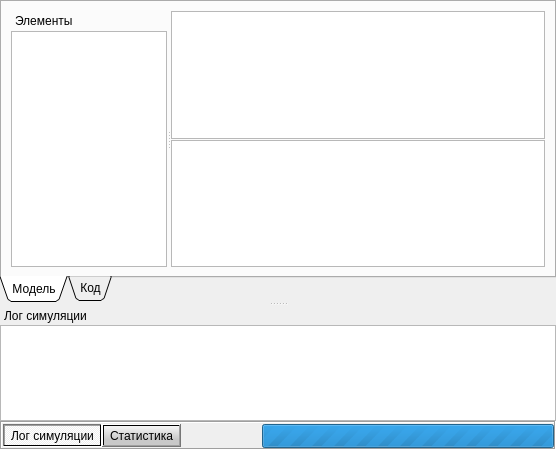
Before: the Qt Designer form interface/document.ui in alekseyl1992/qmb, drawn with Qt 5.
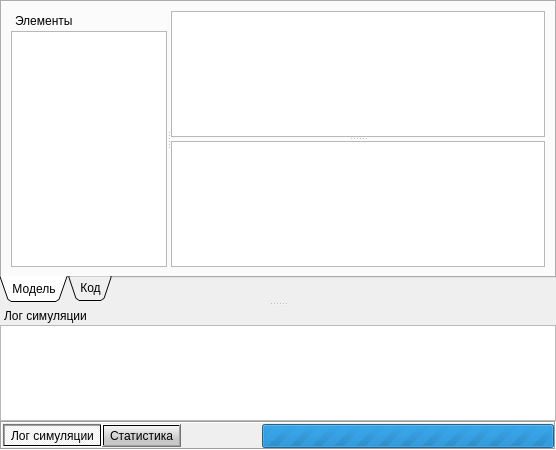
After: the same form once the commit is applied.

Commit message: Добавил кавайности панельке свойств

Diff of the .ui file:
```diff
--- a/interface/document.ui
+++ b/interface/document.ui
@@ -163,12 +163,6 @@
            <property name="orientation">
             <enum>Qt::Vertical</enum>
            </property>
-           <property name="opaqueResize">
-            <bool>true</bool>
-           </property>
-           <property name="handleWidth">
-            <number>1</number>
-           </property>
            <widget class="QGraphicsView" name="graphicsView">
             <property name="sizePolicy">
              <sizepolicy hsizetype="Expanding" vsizetype="Expanding">
@@ -192,25 +186,10 @@
              <enum>Qt::IntersectsItemShape</enum>
             </property>
            </widget>
-           <widget class="QTreeView" name="propView">
-            <property name="sizePolicy">
-             <sizepolicy hsizetype="Expanding" vsizetype="Preferred">
-              <horstretch>0</horstretch>
-              <verstretch>0</verstretch>
-             </sizepolicy>
-            </property>
-            <property name="tabKeyNavigation">
+           <widget class="QTableView" name="propView">
+            <attribute name="verticalHeaderVisible">
              <bool>true</bool>
-            </property>
-            <property name="selectionBehavior">
-             <enum>QAbstractItemView::SelectItems</enum>
-            </property>
-            <property name="indentation">
-             <number>10</number>
-            </property>
-            <property name="rootIsDecorated">
-             <bool>false</bool>
-            </property>
+            </attribute>
            </widget>
           </widget>
          </widget>
```
The commit also changes 1 other file.
